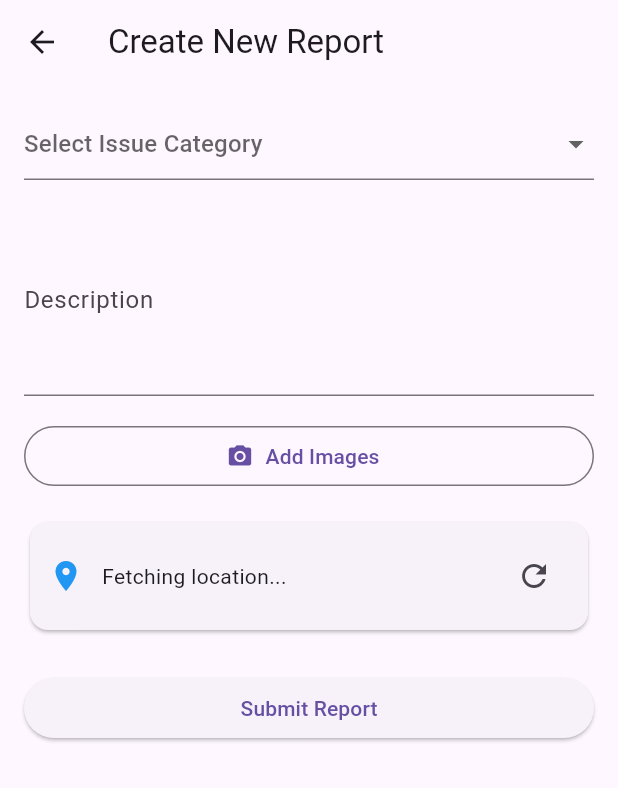
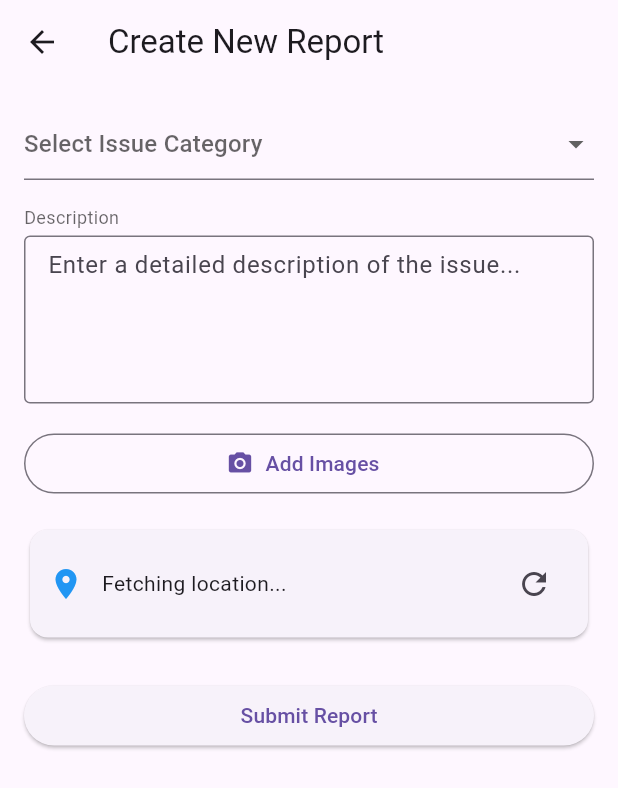
Before and after one commit to Mukul141/issue-reporting-app, a Flutter app: the CreateReportScreen screen opened directly, on a phone screen of 412 x 824 dp. Shown: the top 788 px of the screen. Run offline on Flutter 3.47's test engine with Material 3 defaults, Android fonts, the phone set to English and light mode, and no system bars; our stand-ins replace cloud_firestore, firebase_auth, firebase_core, firebase_storage, geolocator, image_picker; accounts and stored records are empty; generated files the repository leaves out were written again.

Commit message:
fixed description placeholder having an offset in the create new report screen

```diff
--- a/lib/features/reporting/screens/create_report_screen.dart
+++ b/lib/features/reporting/screens/create_report_screen.dart
@@ -149,11 +149,31 @@ class _CreateReportScreenState extends State<CreateReportScreen> {
                 validator: (value) => value == null ? 'Please select a category' : null,
               ),
               const SizedBox(height: 16),
-              TextFormField(
-                controller: _descriptionController,
-                decoration: const InputDecoration(labelText: 'Description'),
-                maxLines: 4,
-                validator: (value) => value == null || value.isEmpty ? 'Please enter a description' : null,
+              Column(
+                crossAxisAlignment: CrossAxisAlignment.start,
+                children: [
+                  // 1. A separate Text widget for the label
+                  Text(
+                    'Description',
+                    style: TextStyle(
+                      color: Theme.of(context).hintColor,
+                      fontSize: 12,
+                    ),
+                  ),
+                  const SizedBox(height: 4),
+                  // 2. The TextFormField with a hint and a border, but no label
+                  TextFormField(
+                    controller: _descriptionController,
+                    decoration: const InputDecoration(
+                      hintText: 'Enter a detailed description of the issue...',
+                      border: OutlineInputBorder(),
+                      contentPadding: EdgeInsets.symmetric(horizontal: 12, vertical: 8),
+                    ),
+                    maxLines: 4,
+                    validator: (value) =>
+                    value == null || value.isEmpty ? 'Please enter a description' : null,
+                  ),
+                ],
               ),
               const SizedBox(height: 16),
               OutlinedButton.icon(
```
